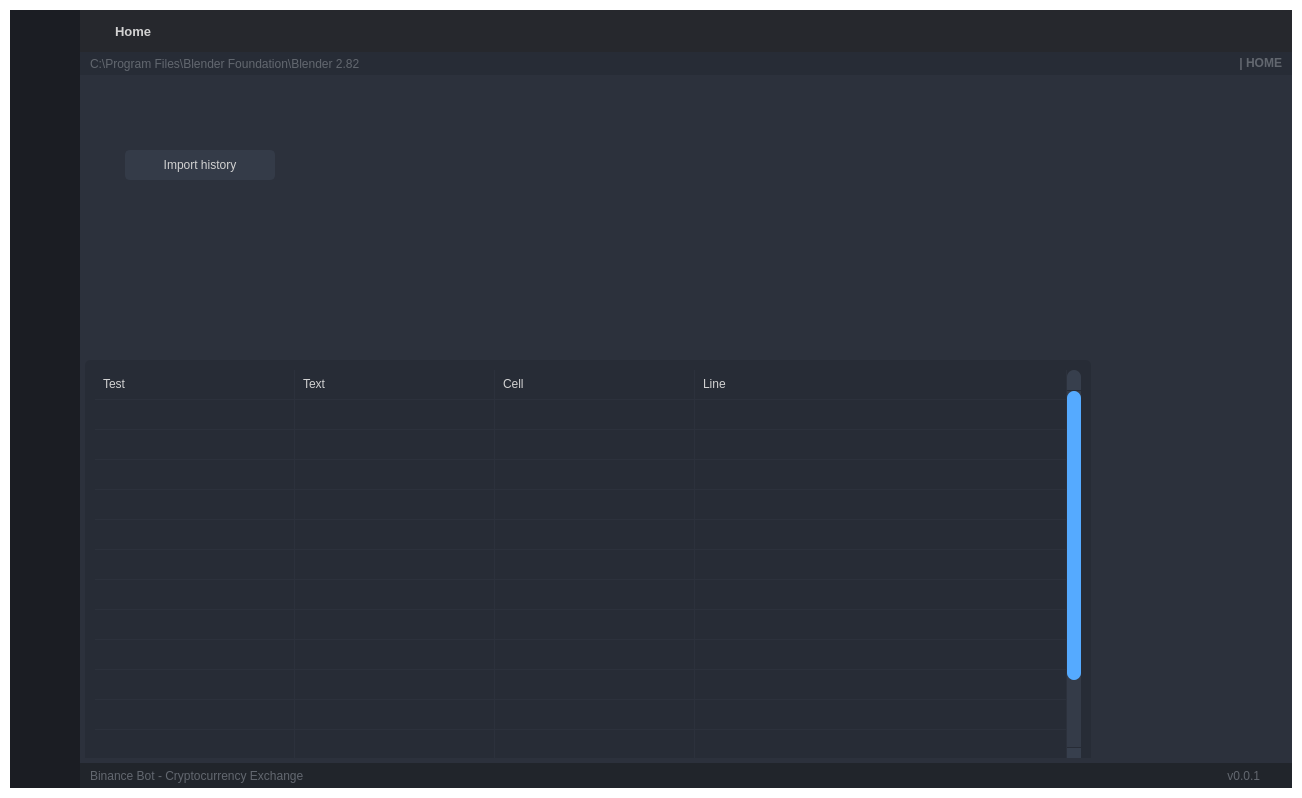
Above: main_gui_design.ui from jcorriveau23/crypto-bot before the change. Below: the same form after it.
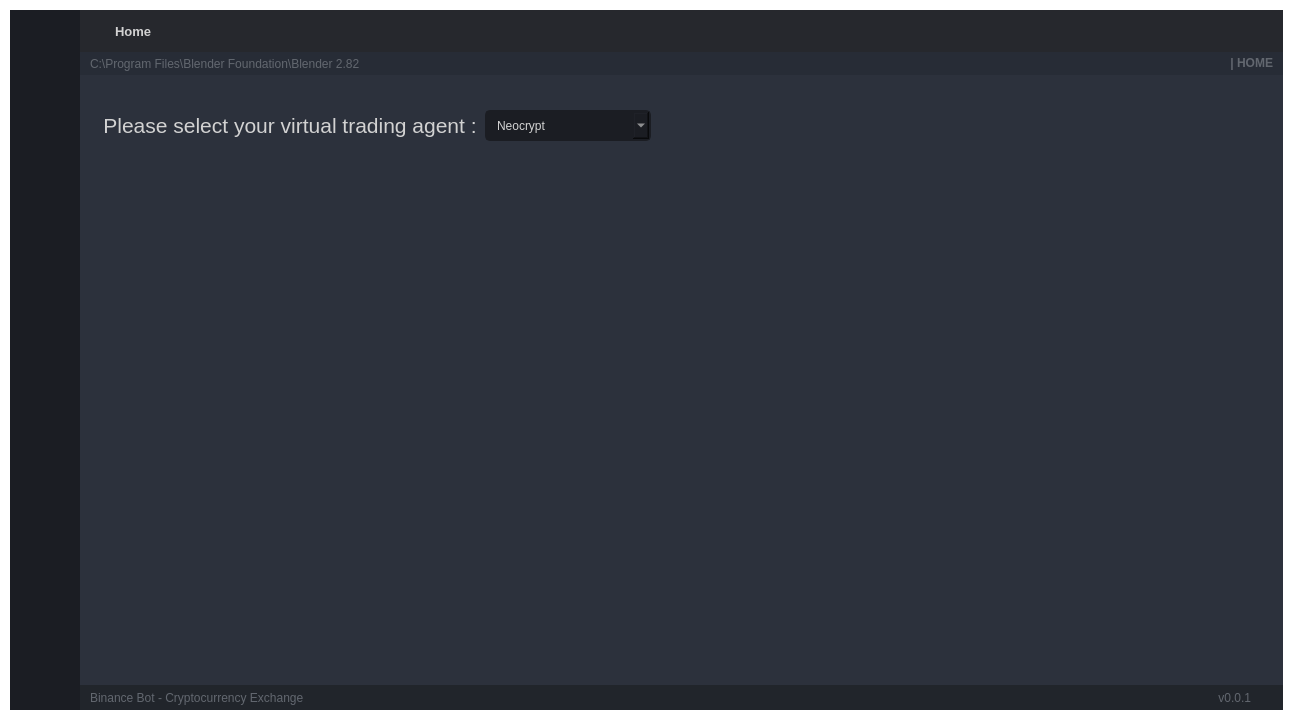
That is the form after the change. Icons and pictures are not drawn.

Commit message: Add virtual trading agent page

```diff
--- a/main_gui_design.ui
+++ b/main_gui_design.ui
@@ -7,8 +7,8 @@
    <rect>
     <x>0</x>
     <y>0</y>
-    <width>1302</width>
-    <height>798</height>
+    <width>1293</width>
+    <height>720</height>
    </rect>
   </property>
   <property name="minimumSize">
@@ -1561,6 +1561,100 @@
                     </item>
                    </layout>
                   </widget>
+                  <widget class="QWidget" name="page_virtual_agent">
+                   <property name="layoutDirection">
+                    <enum>Qt::LeftToRight</enum>
+                   </property>
+                   <widget class="QLabel" name="label_9">
+                    <property name="geometry">
+                     <rect>
+                      <x>20</x>
+                      <y>30</y>
+                      <width>370</width>
+                      <height>30</height>
+                     </rect>
+                    </property>
+                    <property name="font">
+                     <font>
+                      <family>Segoe UI</family>
+                      <pointsize>16</pointsize>
+                     </font>
+                    </property>
+                    <property name="styleSheet">
+                     <string notr="true"/>
+                    </property>
+                    <property name="lineWidth">
+                     <number>1</number>
+                    </property>
+                    <property name="text">
+                     <string>Please select your virtual trading agent :</string>
+                    </property>
+                    <property name="alignment">
+                     <set>Qt::AlignCenter</set>
+                    </property>
+                   </widget>
+                   <widget class="QComboBox" name="comboBox_2">
+                    <property name="geometry">
+                     <rect>
+                      <x>400</x>
+                      <y>30</y>
+                      <width>166</width>
+                      <height>31</height>
+                     </rect>
+                    </property>
+                    <property name="font">
+                     <font>
+                      <family>Segoe UI</family>
+                      <pointsize>9</pointsize>
+                     </font>
+                    </property>
+                    <property name="autoFillBackground">
+                     <bool>false</bool>
+                    </property>
+                    <property name="styleSheet">
+                     <string notr="true">QComboBox{
+	background-color: rgb(27, 29, 35);
+	border-radius: 5px;
+	border: 2px solid rgb(27, 29, 35);
+	padding: 5px;
+	padding-left: 10px;
+}
+QComboBox:hover{
+	border: 2px solid rgb(64, 71, 88);
+}
+QComboBox QAbstractItemView {
+	color: rgb(85, 170, 255);	
+	background-color: rgb(27, 29, 35);
+	padding: 10px;
+	selection-background-color: rgb(39, 44, 54);
+}</string>
+                    </property>
+                    <property name="iconSize">
+                     <size>
+                      <width>16</width>
+                      <height>16</height>
+                     </size>
+                    </property>
+                    <property name="frame">
+                     <bool>true</bool>
+                    </property>
+                    <item>
+                     <property name="text">
+                      <string>Neocrypt</string>
+                     </property>
+                    </item>
+                    <item>
+                     <property name="text">
+                      <string>Bot 1</string>
+                     </property>
+                    </item>
+                    <item>
+                     <property name="text">
+                      <string>Bot 2</string>
+                     </property>
+                    </item>
+                   </widget>
+                  </widget>
                   <widget class="QWidget" name="page_history">
                    <widget class="QTableWidget" name="table_history">
                     <property name="geometry">
```
Left out of the diff: 9 changed lines with no effect on the pictures. The commit also changes 2 other files.
